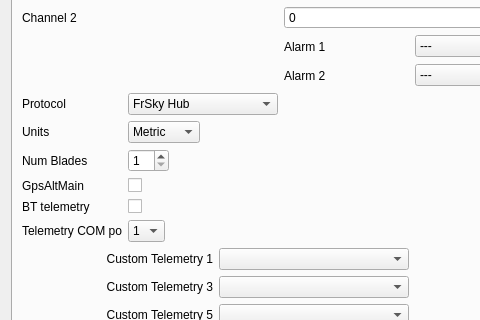
xhorizont/eepe, file src/eepskye/src/modeledit.ui: the form before one commit; both pictures show x 0 to 480 and y 127 to 447 of the 824 by 827 pixel window.
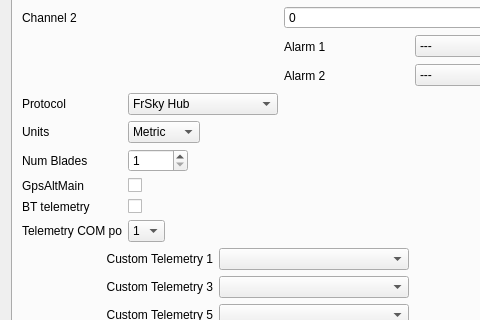
The form after the commit. The open tabs and pages were chosen to show the change. Icons and pictures are not drawn.

```diff
--- a/src/eepskye/src/modeledit.ui
+++ b/src/eepskye/src/modeledit.ui
@@ -10695,9 +10695,15 @@
          </item>
          <item row="2" column="1">
           <widget class="QSpinBox" name="BladesSpinBox">
+           <property name="minimumSize">
+            <size>
+             <width>60</width>
+             <height>0</height>
+            </size>
+           </property>
            <property name="maximumSize">
             <size>
-             <width>100</width>
+             <width>150</width>
              <height>16777215</height>
             </size>
            </property>
@@ -10705,7 +10711,7 @@
             <number>1</number>
            </property>
            <property name="maximum">
-            <number>49</number>
+            <number>150</number>
            </property>
           </widget>
          </item>
```
Left out of the diff: 2 changed lines with no effect on the pictures.
